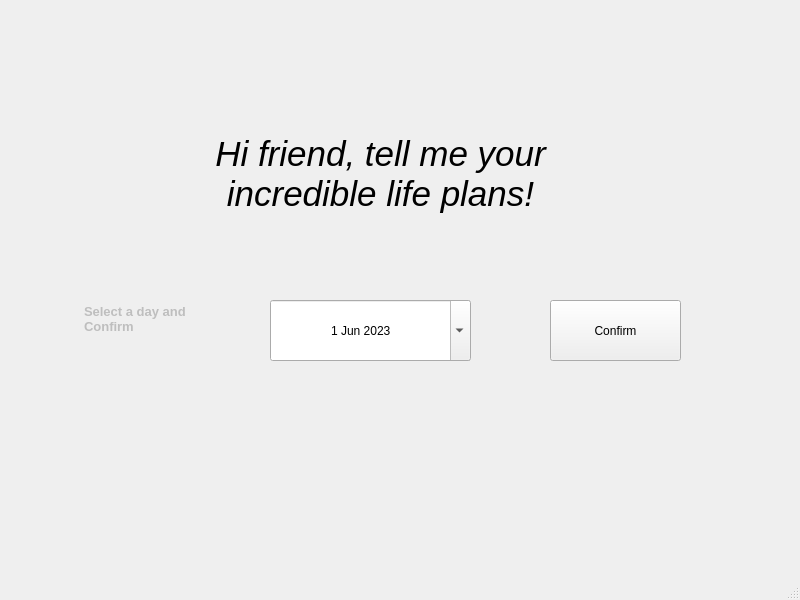
Before: the Qt Designer form mainwindow.ui in lorygoal/LaboratorioProg, drawn with Qt 5.
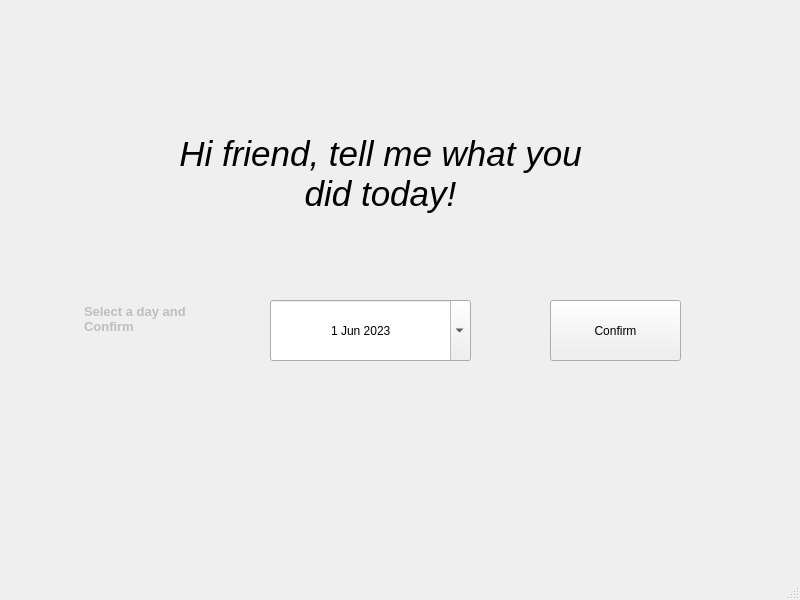
After: the same form once the commit is applied.

```diff
--- a/mainwindow.ui
+++ b/mainwindow.ui
@@ -90,7 +90,7 @@
 li.unchecked::marker { content: &quot;\2610&quot;; }
 li.checked::marker { content: &quot;\2612&quot;; }
 &lt;/style&gt;&lt;/head&gt;&lt;body style=&quot; font-family:'Segoe UI'; font-size:9pt; font-weight:400; font-style:normal;&quot;&gt;
-&lt;p align=&quot;center&quot; style=&quot; margin-top:0px; margin-bottom:0px; margin-left:0px; margin-right:0px; -qt-block-indent:0; text-indent:0px;&quot;&gt;&lt;span style=&quot; font-size:26pt; font-style:italic; color:#000000;&quot;&gt;Hi friend, tell me your incredible life plans!&lt;/span&gt;&lt;/p&gt;&lt;/body&gt;&lt;/html&gt;</string>
+&lt;p align=&quot;center&quot; style=&quot; margin-top:0px; margin-bottom:0px; margin-left:0px; margin-right:0px; -qt-block-indent:0; text-indent:0px;&quot;&gt;&lt;span style=&quot; font-size:26pt; font-style:italic; color:#000000;&quot;&gt;Hi friend, tell me what you did today!&lt;/span&gt;&lt;/p&gt;&lt;/body&gt;&lt;/html&gt;</string>
     </property>
    </widget>
    <widget class="QTextBrowser" name="textBrowser_2">
```
